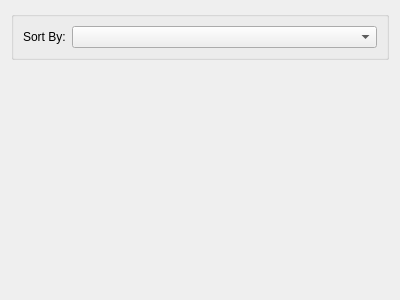
Before: the Qt Designer form applets/rememberthemilk/general.ui in KDE/kdeplasma-addons, drawn with Qt 5.
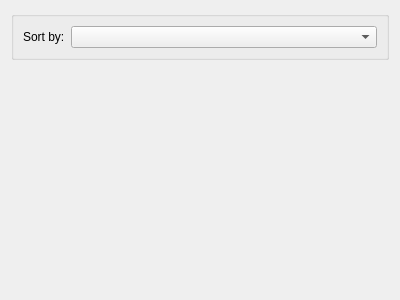
After: the same form once the commit is applied. Custom widgets are drawn as their Qt base class.

What changed in the file:
```diff
--- a/applets/rememberthemilk/general.ui
+++ b/applets/rememberthemilk/general.ui
@@ -23,7 +23,7 @@
       <item row="0" column="0">
        <widget class="QLabel" name="label">
         <property name="text">
-         <string>Sort By:</string>
+         <string>Sort by:</string>
         </property>
         <property name="buddy">
          <cstring>sortType</cstring>
```
